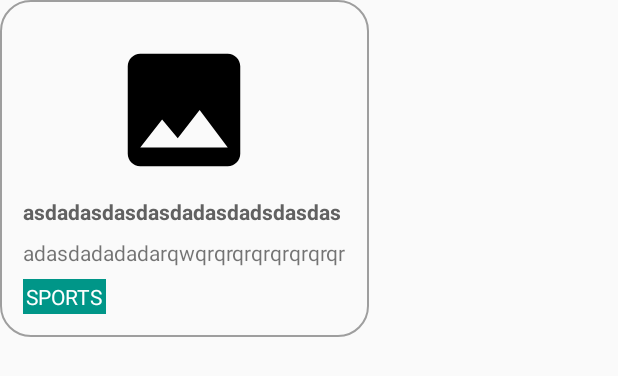
After one commit to akshaymathur90/NYTimes, an Android app: the layout news_item_layout.xml on its own in the app's theme, with its tools: preview values and no code run, on a phone screen of 412 x 824 dp. The commit adds this screen. Shown: the top 376 px of the screen. Run offline under Robolectric (Android 15) with nearby library versions, the phone set to English and light mode, and no system bars.

Commit message:
staggered grid recycler view

```diff
--- a/app/src/main/java/com/codepath/com/nytimes/activities/NewsGridActivity.java
+++ b/app/src/main/java/com/codepath/com/nytimes/activities/NewsGridActivity.java
@@ -35,7 +35,7 @@ public class NewsGridActivity extends AppCompatActivity {
         mFragmentManager = getSupportFragmentManager();
         Fragment fragment = mFragmentManager.findFragmentById(R.id.fl_fragment_container);
         if(fragment==null){
-            fragment = NewsGridFragment.newInstance("trump");
+            fragment = NewsGridFragment.newInstance(null);
             mFragmentManager.beginTransaction()
                     .add(R.id.fl_fragment_container,fragment,NewsGridFragment.FRAGMENT_TAG)
                     .commit();
@@ -89,6 +89,10 @@ public class NewsGridActivity extends AppCompatActivity {
         if (Intent.ACTION_SEARCH.equals(intent.getAction())) {
             String query = intent.getStringExtra(SearchManager.QUERY);
             Log.d(TAG, query);
+
+            mFragmentManager.beginTransaction().replace(R.id.fl_fragment_container,
+                    NewsGridFragment.newInstance(query),NewsGridFragment.FRAGMENT_TAG).commit();
+
         }
     }
 
--- a/app/src/main/java/com/codepath/com/nytimes/networking/NetworkUtils.java
+++ b/app/src/main/java/com/codepath/com/nytimes/networking/NetworkUtils.java
@@ -30,7 +30,7 @@ public class NetworkUtils {
     private final static String TAG = "NetworkUtils";
     private final String API_KEY= "6973729bd76c46819a940bb6b55c6b0d";
     private NYTimesAPI mNYTimesAPI;
-    private final String filterLines = "web_url,headline,multimedia,news_desk";
+    private final String filterLines = "web_url,headline,multimedia,news_desk,snippet";
     private Context mContext;
     public NetworkUtils(Context context){
         mBaseURL = "https://api.nytimes.com/svc/search/v2/";
@@ -51,9 +51,9 @@ public class NetworkUtils {
 
         Settings settings = SharedPreferenceUtils.getAllSettings(mContext);
         Map<String,String> queryParams = new HashMap<>();
-        queryParams.put(mContext.getString(R.string.key_query_string),queryString);
+        if(queryString!=null) queryParams.put(mContext.getString(R.string.key_query_string),queryString);
         queryParams.put(mContext.getString(R.string.key_sort_order),settings.getSortOrder());
-        queryParams.put(mContext.getString(R.string.key_filter_query),settings.getNewsDesks());
+        if(settings.getNewsDesks()!=null) queryParams.put(mContext.getString(R.string.key_filter_query),settings.getNewsDesks());
         queryParams.put(mContext.getString(R.string.key_api_key),API_KEY);
         queryParams.put(mContext.getString(R.string.key_page_number),String.valueOf(page));
         queryParams.put(mContext.getString(R.string.key_begin_date),settings.getBeginDate());
--- /dev/null
+++ b/app/src/main/res/drawable/custom_border.xml
@@ -0,0 +1,6 @@
+<?xml version="1.0" encoding="UTF-8"?>
+<shape xmlns:android="http://schemas.android.com/apk/res/android" android:shape="rectangle">
+    <corners android:radius="20dp"/>
+    <padding android:left="10dp" android:right="10dp" android:top="10dp" android:bottom="10dp"/>
+    <stroke android:width="1dp" android:color="#9e9e9e"/>
+</shape>
--- /dev/null
+++ b/app/src/main/res/drawable/ic_image_black_24dp.xml
@@ -0,0 +1,9 @@
+<vector xmlns:android="http://schemas.android.com/apk/res/android"
+        android:width="24dp"
+        android:height="24dp"
+        android:viewportWidth="24.0"
+        android:viewportHeight="24.0">
+    <path
+        android:fillColor="#FF000000"
+        android:pathData="M21,19V5c0,-1.1 -0.9,-2 -2,-2H5c-1.1,0 -2,0.9 -2,2v14c0,1.1 0.9,2 2,2h14c1.1,0 2,-0.9 2,-2zM8.5,13.5l2.5,3.01L14.5,12l4.5,6H5l3.5,-4.5z"/>
+</vector>
--- /dev/null
+++ b/app/src/main/res/layout/news_item_layout.xml
@@ -0,0 +1,55 @@
+<?xml version="1.0" encoding="utf-8"?>
+<layout xmlns:android="http://schemas.android.com/apk/res/android"
+        xmlns:tools="http://schemas.android.com/tools">
+<RelativeLayout
+                android:layout_width="wrap_content"
+                android:layout_height="wrap_content"
+    android:background="@drawable/custom_border">
+    <RelativeLayout
+        android:layout_width="wrap_content"
+        android:layout_height="wrap_content"
+        android:layout_margin="@dimen/item_grid_margin">
+        <ImageView
+            android:layout_width="100dp"
+            android:layout_height="100dp"
+            android:id="@+id/iv_news_thumbnail"
+            android:layout_centerHorizontal="true"
+            tools:src="@drawable/ic_image_black_24dp"
+            android:layout_marginTop="@dimen/text_top_margin"/>
+
+        <TextView
+            android:layout_width="wrap_content"
+            android:layout_height="wrap_content"
+            android:id="@+id/tv_headline"
+            android:layout_below="@id/iv_news_thumbnail"
+            tools:text="asdadasdasdasdadasdadsdasdas"
+            android:layout_marginTop="@dimen/text_top_margin"
+            android:textStyle="bold"
+            android:textColor="@color/darkgrey"
+            />
+        <TextView
+            android:layout_width="wrap_content"
+            android:layout_height="wrap_content"
+            android:id="@+id/tv_news_synopsis"
+            android:layout_below="@id/tv_headline"
+            tools:text="adasdadadadarqwqrqrqrqrqrqrqrqr"
+            android:layout_marginTop="@dimen/text_top_margin"
+            android:maxLines="3"
+            android:ellipsize="end"/>
+        <TextView
+            android:layout_width="wrap_content"
+            android:layout_height="wrap_content"
+            android:id="@+id/tv_news_desk"
+            android:layout_below="@id/tv_news_synopsis"
+            tools:text="Sports"
+            android:textAllCaps="true"
+            android:background="@color/colorAccent"
+            android:textColor="@color/white"
+            android:padding="@dimen/news_desk_text_padding"
+            android:layout_marginTop="@dimen/text_top_margin"/>
+
+    </RelativeLayout>
+
+
+</RelativeLayout>
+</layout>
--- a/app/src/main/res/values/colors.xml
+++ b/app/src/main/res/values/colors.xml
@@ -3,4 +3,6 @@
     <color name="colorPrimary">#3F51B5</color>
     <color name="colorPrimaryDark">#303F9F</color>
     <color name="colorAccent">#FF009688</color>
+    <color name="white">#FFFFFF</color>
+    <color name="darkgrey">#616161</color>
 </resources>
--- a/app/src/main/res/values/dimens.xml
+++ b/app/src/main/res/values/dimens.xml
@@ -5,4 +5,6 @@
     <dimen name="text_padding">5dp</dimen>
     <dimen name="title_margin">16dp</dimen>
     <dimen name="text_top_margin">8dp</dimen>
+    <dimen name="item_grid_margin">5dp</dimen>
+    <dimen name="news_desk_text_padding">2dp</dimen>
 </resources>
--- a/app/src/main/res/values/strings.xml
+++ b/app/src/main/res/values/strings.xml
@@ -28,4 +28,5 @@
     <string name="key_api_key">api-key</string>
     <string name="key_page_number">page</string>
     <string name="key_filter_lines">fl</string>
+    <string name="image_base_url">https://www.nytimes.com/</string>
 </resources>
```
Also changed, not shown: app/src/main/java/com/codepath/com/nytimes/adapters/NewsItemRecyclerViewAdapter.java (added, +79 -0 lines), app/src/main/java/com/codepath/com/nytimes/fragments/NewsGridFragment.java (+19 -1 lines), app/src/main/java/com/codepath/com/nytimes/models/Doc.java (+25 -1 lines), app/src/main/res/layout/fragment_news_grid.xml (+9 -6 lines).
